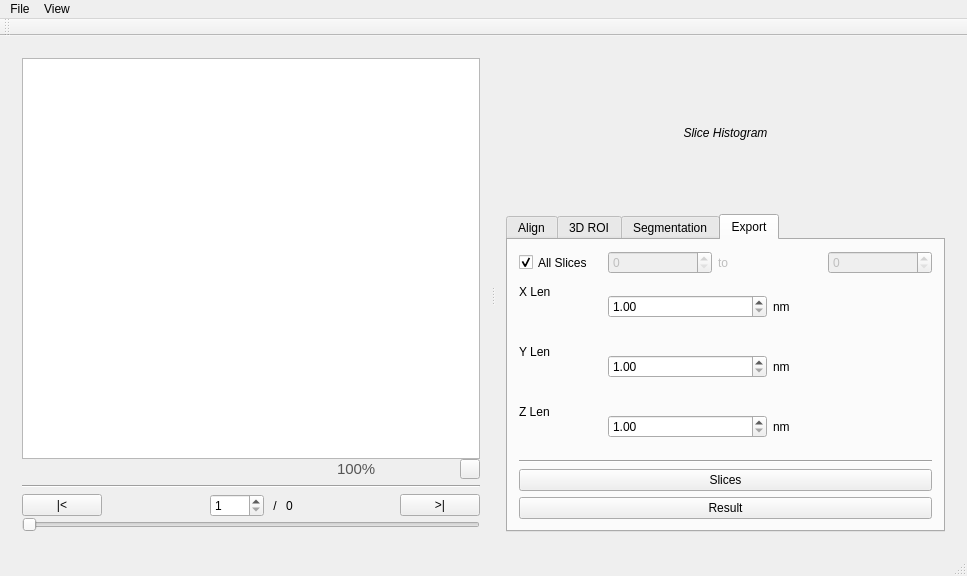
Before: the Qt Designer form mainwindow.ui in prsousa/TomSeg, drawn with Qt 5.
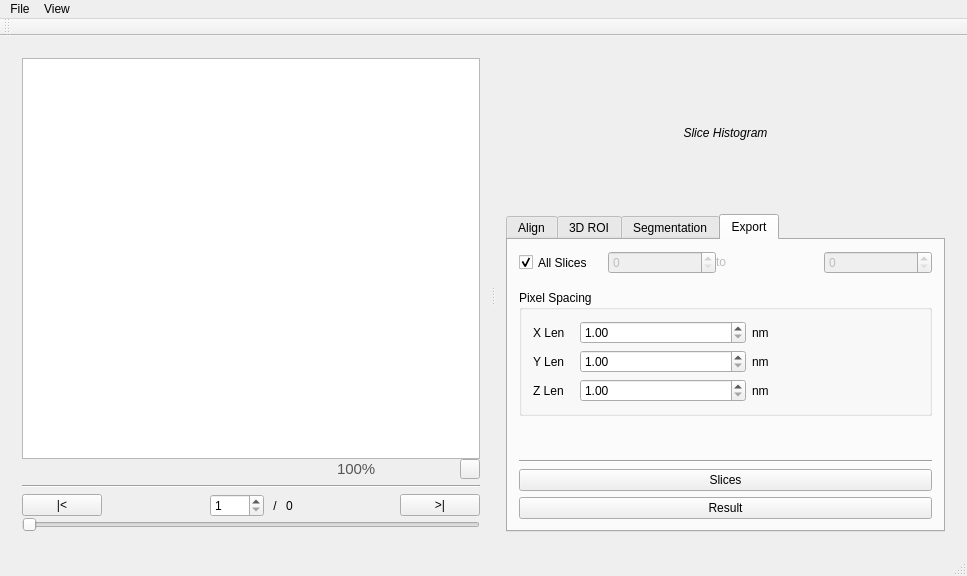
After: the same form once the commit is applied. The open tabs and pages were chosen to show the change. Icons and pictures are not drawn.

Commit message: Add "Pixel Spacing" label on Export Tab (GUI)

What changed in the file:
```diff
--- a/mainwindow.ui
+++ b/mainwindow.ui
@@ -557,7 +557,7 @@
             </item>
            </layout>
           </widget>
-          <widget class="QWidget" name="tab">
+          <widget class="QWidget" name="roiTab">
            <attribute name="title">
             <string>3D ROI</string>
            </attribute>
@@ -823,7 +823,7 @@
             </item>
            </layout>
           </widget>
-          <widget class="QWidget" name="segmentationTab">
+          <widget class="QWidget" name="segTab">
            <attribute name="title">
             <string>Segmentation</string>
            </attribute>
@@ -1025,18 +1025,24 @@
             </item>
            </layout>
           </widget>
-          <widget class="QWidget" name="tab_2">
+          <widget class="QWidget" name="exportTab">
            <attribute name="title">
             <string>Export</string>
            </attribute>
            <layout class="QVBoxLayout" name="verticalLayout_2">
             <item>
-             <layout class="QFormLayout" name="formLayout_3">
+             <layout class="QFormLayout" name="formLayout_8">
               <property name="horizontalSpacing">
                <number>15</number>
               </property>
-              <item row="0" column="1">
-               <layout class="QHBoxLayout" name="horizontalLayout_2">
+              <property name="bottomMargin">
+               <number>10</number>
+              </property>
+              <item row="1" column="1">
+               <layout class="QHBoxLayout" name="horizontalLayout_15">
+                <property name="spacing">
+                 <number>0</number>
+                </property>
                 <item>
                  <widget class="QSpinBox" name="firstExportSliceBox">
                   <property name="enabled">
@@ -1049,6 +1055,12 @@
                   <property name="enabled">
                    <bool>false</bool>
                   </property>
+                  <property name="sizePolicy">
+                   <sizepolicy hsizetype="Preferred" vsizetype="Fixed">
+                    <horstretch>0</horstretch>
+                    <verstretch>0</verstretch>
+                   </sizepolicy>
+                  </property>
                   <property name="text">
                    <string>to</string>
                   </property>
@@ -1063,10 +1075,10 @@
                 </item>
                </layout>
               </item>
-              <item row="0" column="0">
+              <item row="1" column="0">
                <widget class="QCheckBox" name="exportAllSlicesCheckBox">
                 <property name="sizePolicy">
-                 <sizepolicy hsizetype="Minimum" vsizetype="Expanding">
+                 <sizepolicy hsizetype="Minimum" vsizetype="Preferred">
                   <horstretch>0</horstretch>
                   <verstretch>0</verstretch>
                  </sizepolicy>
@@ -1079,42 +1091,25 @@
                 </property>
                </widget>
               </item>
-              <item row="3" column="0">
-               <widget class="QLabel" name="label_17">
-                <property name="text">
-                 <string>Z Len</string>
-                </property>
-               </widget>
-              </item>
-              <item row="3" column="1">
-               <layout class="QHBoxLayout" name="horizontalLayout_3">
-                <item>
-                 <widget class="QDoubleSpinBox" name="zLenSpinBox">
-                  <property name="minimum">
-                   <double>1.000000000000000</double>
-                  </property>
-                  <property name="maximum">
-                   <double>9999.989999999999782</double>
-                  </property>
-                 </widget>
-                </item>
-                <item>
-                 <widget class="QLabel" name="label_18">
-                  <property name="text">
-                   <string>nm</string>
-                  </property>
-                 </widget>
-                </item>
-               </layout>
-              </item>
-              <item row="1" column="0">
+             </layout>
+            </item>
+            <item>
+             <widget class="QGroupBox" name="groupBox">
+              <property name="title">
+               <string>Pixel Spacing</string>
+              </property>
+              <layout class="QFormLayout" name="formLayout_5">
+               <property name="horizontalSpacing">
+                <number>15</number>
+               </property>
+               <item row="0" column="0">
                <widget class="QLabel" name="label_15">
                 <property name="text">
                  <string>X Len</string>
                 </property>
                </widget>
               </item>
-              <item row="1" column="1">
+               <item row="0" column="1">
                <layout class="QHBoxLayout" name="horizontalLayout_7">
                 <item>
                  <widget class="QDoubleSpinBox" name="xLenSpinBox">
@@ -1135,14 +1130,14 @@
                 </item>
                </layout>
               </item>
-              <item row="2" column="0">
+               <item row="1" column="0">
                <widget class="QLabel" name="label_19">
                 <property name="text">
                  <string>Y Len</string>
                 </property>
                </widget>
               </item>
-              <item row="2" column="1">
+               <item row="1" column="1">
                <layout class="QHBoxLayout" name="horizontalLayout_8">
                 <item>
                  <widget class="QDoubleSpinBox" name="yLenSpinBox">
@@ -1163,7 +1158,49 @@
                 </item>
                </layout>
               </item>
-             </layout>
+               <item row="2" column="0">
+                <widget class="QLabel" name="label_17">
+                 <property name="text">
+                  <string>Z Len</string>
+                 </property>
+                </widget>
+               </item>
+               <item row="2" column="1">
+                <layout class="QHBoxLayout" name="horizontalLayout_3">
+                 <item>
+                  <widget class="QDoubleSpinBox" name="zLenSpinBox">
+                   <property name="minimum">
+                    <double>1.000000000000000</double>
+                   </property>
+                   <property name="maximum">
+                    <double>9999.989999999999782</double>
+                   </property>
+                  </widget>
+                 </item>
+                 <item>
+                  <widget class="QLabel" name="label_18">
+                   <property name="text">
+                    <string>nm</string>
+                   </property>
+                  </widget>
+                 </item>
+                </layout>
+               </item>
+              </layout>
+             </widget>
+            </item>
+            <item>
+             <spacer name="verticalSpacer">
+              <property name="orientation">
+               <enum>Qt::Vertical</enum>
+              </property>
+              <property name="sizeHint" stdset="0">
+               <size>
+                <width>20</width>
+                <height>40</height>
+               </size>
+              </property>
+             </spacer>
             </item>
             <item>
              <widget class="Line" name="line_5">
```
Lines whose indentation alone changed are shown as unchanged.
